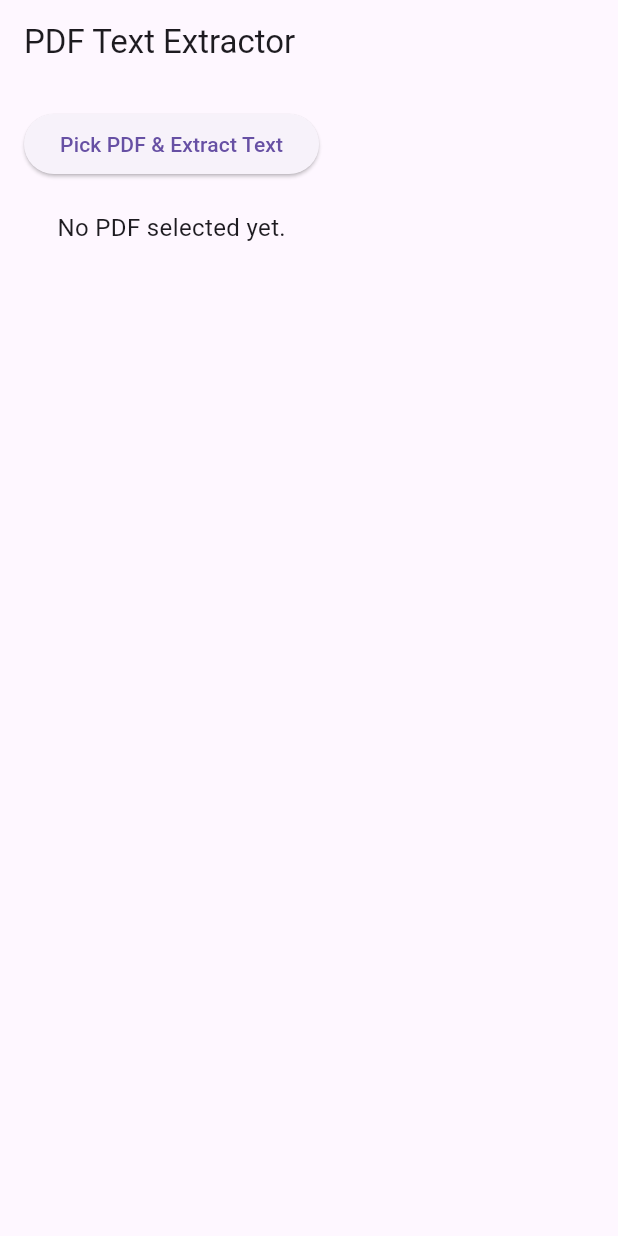
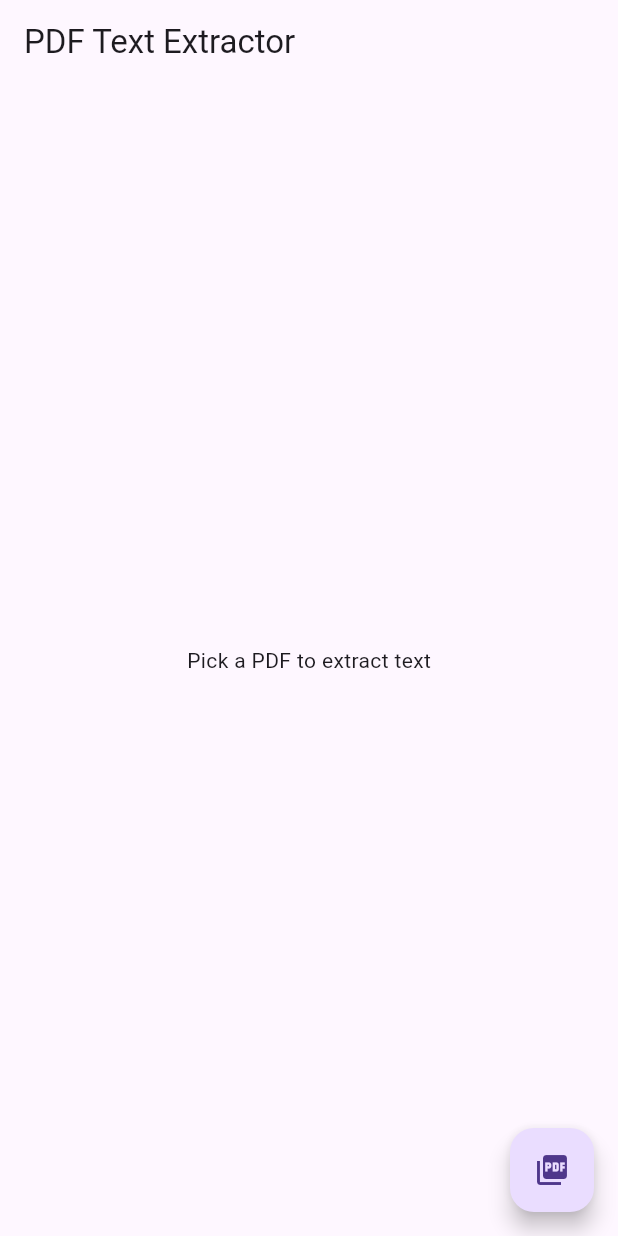
Before and after one commit to Debrato2005/Learning_Flutter, a Flutter app: the screen it shows after launch, on a phone screen of 412 x 824 dp. Run offline on Flutter 3.47's test engine with Material 3 defaults, Android fonts, the phone set to English and light mode, and no system bars; our stand-ins replace file_picker; missing offline and left inert: syncfusion_flutter_pdf.

Commit message:
Working Pdf reader by Tanishq Bhaiya

```diff
--- a/Pdf_Text_Extractor/pdf_to_text/lib/main.dart
+++ b/Pdf_Text_Extractor/pdf_to_text/lib/main.dart
@@ -1,51 +1,48 @@
+import 'dart:io';
 import 'package:flutter/material.dart';
 import 'package:file_picker/file_picker.dart';
-import 'dart:io';
-import 'package:pdf_text/pdf_text.dart';
+import 'package:syncfusion_flutter_pdf/pdf.dart';
 
 void main() {
-  runApp(const MaterialApp(
-    debugShowCheckedModeBanner: false,
-    home: PDFTextExtractorApp(),
-  ));
+  runApp(MaterialApp(home: PdfTextExtractorPage()));
 }
 
-class PDFTextExtractorApp extends StatefulWidget {
-  const PDFTextExtractorApp({super.key});
-
+class PdfTextExtractorPage extends StatefulWidget {
   @override
-  State<PDFTextExtractorApp> createState() => _PDFTextExtractorAppState();
+  _PdfTextExtractorPageState createState() => _PdfTextExtractorPageState();
 }
 
-class _PDFTextExtractorAppState extends State<PDFTextExtractorApp> {
-  String extractedText = 'No PDF selected yet.';
+class _PdfTextExtractorPageState extends State<PdfTextExtractorPage> {
+  String? extractedText;
+  bool loading = false;
 
-  Future<void> pickAndExtractText() async {
+  Future<void> pickPdfAndExtractText() async {
+    setState(() {
+      loading = true;
+      extractedText = null;
+    });
+
     FilePickerResult? result = await FilePicker.platform.pickFiles(
       type: FileType.custom,
       allowedExtensions: ['pdf'],
     );
 
     if (result != null && result.files.single.path != null) {
-      File file = File(result.files.single.path!);
+      final path = result.files.single.path!;
+      final bytes = File(path).readAsBytesSync();
 
-      try {
-        PDFDoc doc = await PDFDoc.fromFile(file);
-        String text = await doc.text;
+      PdfDocument document = PdfDocument(inputBytes: bytes);
+      PdfTextExtractor extractor = PdfTextExtractor(document);
+      String text = extractor.extractText();
+      document.dispose();
 
-        setState(() {
-          extractedText = text.isEmpty
-              ? 'No extractable text found in this PDF.'
-              : text;
-        });
-      } catch (e) {
-        setState(() {
-          extractedText = 'Error reading PDF: $e';
-        });
-      }
+      setState(() {
+        extractedText = text;
+        loading = false;
+      });
     } else {
       setState(() {
-        extractedText = 'No file picked.';
+        loading = false;
       });
     }
   }
@@ -53,26 +50,19 @@ class _PDFTextExtractorAppState extends State<PDFTextExtractorApp> {
   @override
   Widget build(BuildContext context) {
     return Scaffold(
-      appBar: AppBar(title: const Text('PDF Text Extractor')),
+      appBar: AppBar(title: Text('PDF Text Extractor')),
       body: Padding(
-        padding: const EdgeInsets.all(16.0),
-        child: Column(
-          children: [
-            ElevatedButton(
-              onPressed: pickAndExtractText,
-              child: const Text('Pick PDF & Extract Text'),
-            ),
-            const SizedBox(height: 20),
-            Expanded(
-              child: SingleChildScrollView(
-                child: Text(
-                  extractedText,
-                  style: const TextStyle(fontSize: 16),
-                ),
-              ),
-            ),
-          ],
-        ),
+        padding: const EdgeInsets.all(12),
+        child: loading
+            ? Center(child: CircularProgressIndicator())
+            : extractedText != null
+                ? SingleChildScrollView(child: Text(extractedText!))
+                : Center(child: Text('Pick a PDF to extract text')),
+      ),
+      floatingActionButton: FloatingActionButton(
+        onPressed: pickPdfAndExtractText,
+        tooltip: 'Pick PDF',
+        child: Icon(Icons.picture_as_pdf),
       ),
     );
   }
--- a/Pdf_Text_Extractor/pdf_to_text/pubspec.yaml
+++ b/Pdf_Text_Extractor/pdf_to_text/pubspec.yaml
@@ -30,9 +30,8 @@ environment:
 dependencies:
   flutter:
     sdk: flutter
-  file_picker: ^6.1.1
-  pdf_text: ^0.5.0
-
+  file_picker: ^10.2.0
+  syncfusion_flutter_pdf: ^30.1.38
 
   # The following adds the Cupertino Icons font to your application.
   # Use with the CupertinoIcons class for iOS style icons.
```
Also changed, not shown: Pdf_Text_Extractor/pdf_to_text/pubspec.lock, 2 other files.
